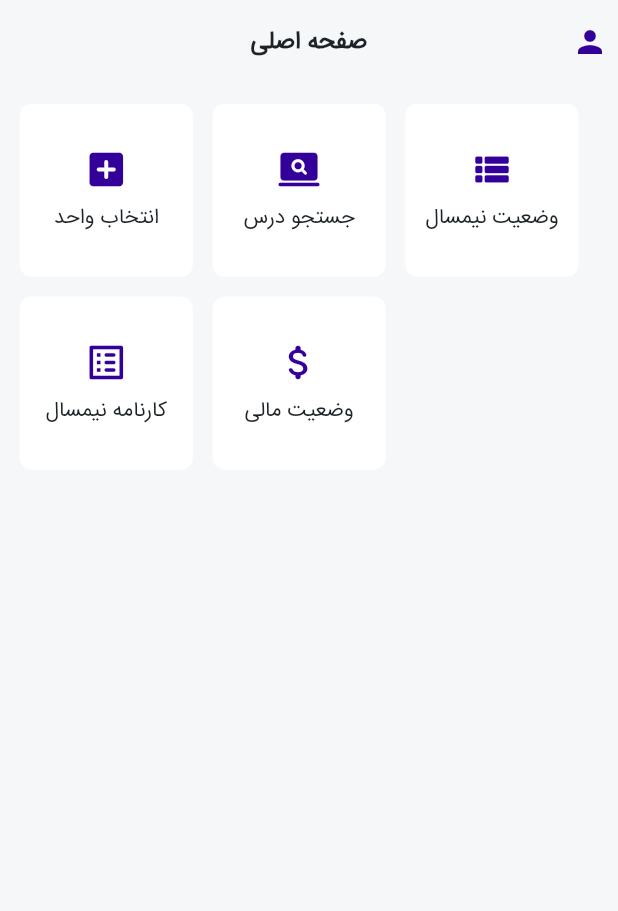
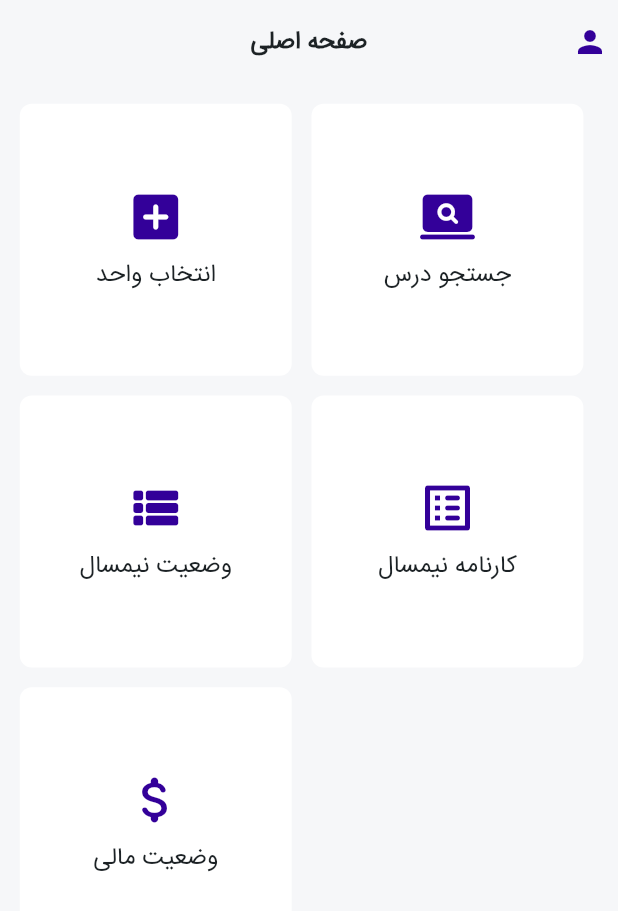
Before and after one commit to Ramtinmoradi/amozeshyar, a Flutter app: the HomePage screen opened by its route, on a phone screen of 412 x 824 dp. Shown: the top 911 px of the screen. Run offline on Flutter 3.47's test engine with Material 3 defaults, Android fonts, the phone set to English and light mode, and no system bars; drawn by our look-alikes of toastification; our stand-ins replace bloc, dartz, equatable, flutter_bloc, flutter_svg, get_it and 1 more; accounts and stored records are empty.

Commit message:
Feat: increase size of home item components for better visibility and interaction

```diff
--- a/lib/features/student/presentation/pages/home_page.dart
+++ b/lib/features/student/presentation/pages/home_page.dart
@@ -106,8 +106,8 @@ class HomeItem extends StatelessWidget {
   Widget build(BuildContext context) {
     return CustomContainer(
       onTap: onTap,
-      width: AppSize.setFullSizeWidth * 0.28,
-      height: AppSize.setFullSizeWidth * 0.28,
+      width: AppSize.setFullSizeWidth * 0.44,
+      height: AppSize.setFullSizeWidth * 0.44,
       padding: EdgeInsets.zero,
       child: Center(
         child: Column(
@@ -115,13 +115,13 @@ class HomeItem extends StatelessWidget {
           children: [
             Icon(
               icon,
-              size: 30.0,
+              size: 40.0,
               color: Theme.of(context).primaryColor,
             ),
             SizedBox(height: AppSize.eight),
             CustomText(
               data: title,
-              fontSize: 14.0,
+              fontSize: 16.0,
             ),
           ],
         ),
```
